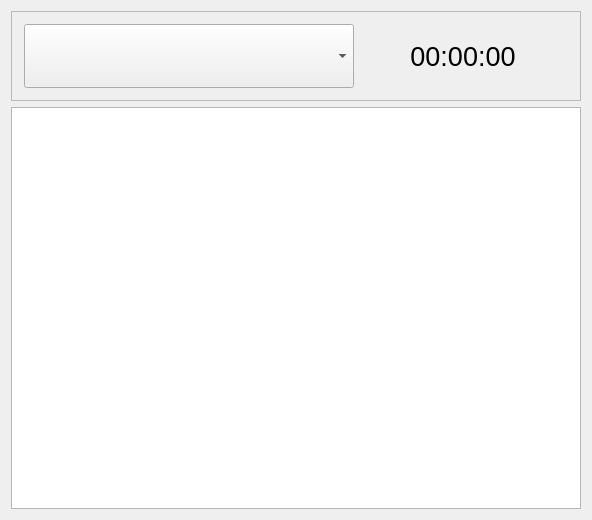
Before: the Qt Designer form src/gui/activityWidget.ui in AlexandrePTJ/kemai, drawn with Qt 5.
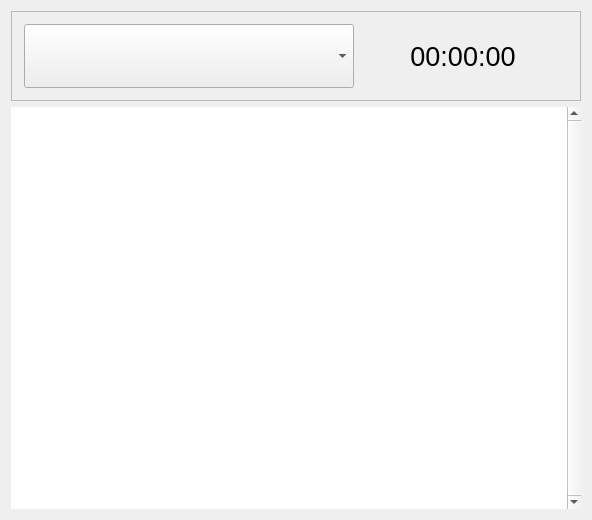
After: the same form once the commit is applied. Icons and pictures are not drawn.

Commit message: WIP TimeSheet history view

```diff
--- a/src/gui/activityWidget.ui
+++ b/src/gui/activityWidget.ui
@@ -157,7 +157,33 @@
     </widget>
    </item>
    <item>
-    <widget class="QListView" name="lwHistory"/>
+    <layout class="QHBoxLayout" name="lwHistoryOutsideLayout">
+     <property name="spacing">
+      <number>0</number>
+     </property>
+     <item>
+      <widget class="QListView" name="lwHistory">
+       <property name="autoFillBackground">
+        <bool>true</bool>
+       </property>
+       <property name="frameShape">
+        <enum>QFrame::Shape::NoFrame</enum>
+       </property>
+       <property name="verticalScrollBarPolicy">
+        <enum>Qt::ScrollBarPolicy::ScrollBarAlwaysOn</enum>
+       </property>
+       <property name="horizontalScrollBarPolicy">
+        <enum>Qt::ScrollBarPolicy::ScrollBarAlwaysOff</enum>
+       </property>
+       <property name="showDropIndicator" stdset="0">
+        <bool>false</bool>
+       </property>
+       <property name="spacing">
+        <number>2</number>
+       </property>
+      </widget>
+     </item>
+    </layout>
    </item>
   </layout>
  </widget>
```
The commit also changes 6 other files.
